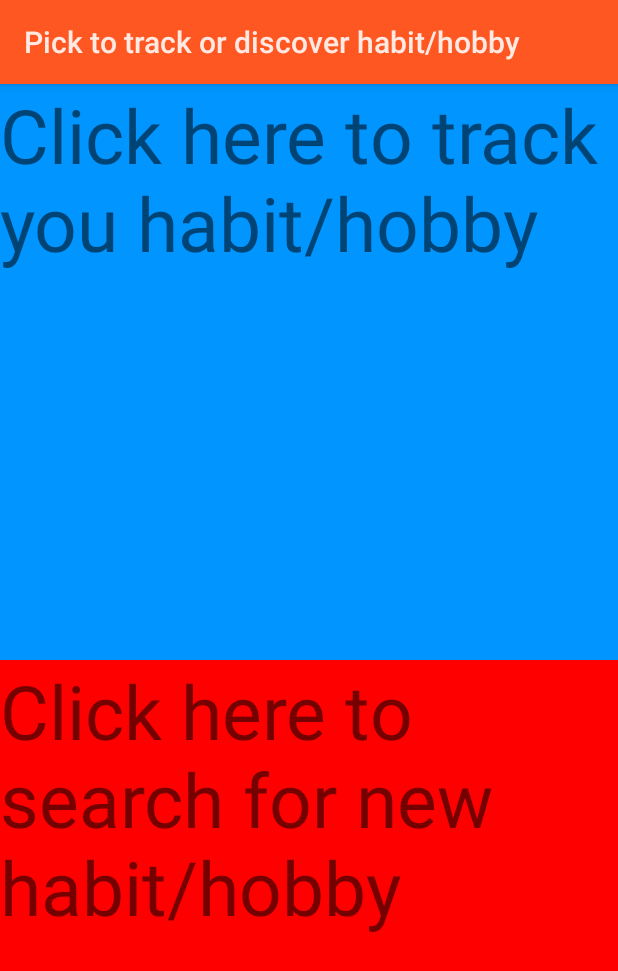
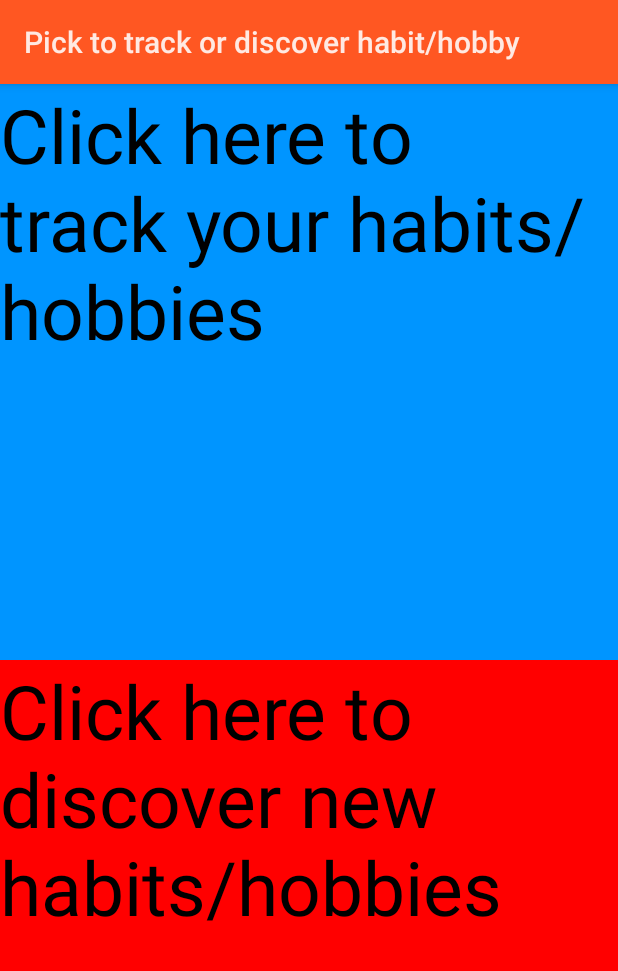
Before and after one commit to Anguy141/CMSC436FinalProject, an Android app: the screen it shows after launch (Homescreen), on a phone screen of 412 x 824 dp. Shown: the top 971 px of the screen. Run offline under Robolectric (Android 15) with nearby library versions, the phone set to English and light mode, and no system bars.

Commit message:
changed font and spelling mistakes

```diff
--- a/Final Project/app/src/main/java/course/examples/ui/listlayout/Homescreen.kt
+++ b/Final Project/app/src/main/java/course/examples/ui/listlayout/Homescreen.kt
@@ -11,7 +11,8 @@ class Homescreen: Activity()  {
         super.onCreate(savedInstanceState)
         setContentView(R.layout.homescreen)
 
-        var mTracker = findViewById<View>(R.id.tracker) as TextView
+        /////////// onClick to start trackerActivity ////////////
+        val mTracker = findViewById<View>(R.id.tracker) as TextView
         mTracker.setOnClickListener {
             val trackerIntent = Intent(
                     this,
@@ -20,7 +21,8 @@ class Homescreen: Activity()  {
             startActivity(trackerIntent)
         }
 
-        var mSearcher = findViewById<View>(R.id.searcher) as TextView
+        /////////// onClick to start searcherActivity ////////////
+        val mSearcher = findViewById<View>(R.id.searcher) as TextView
         mSearcher.setOnClickListener {
             val searcherIntent = Intent(
                     this,
--- a/Final Project/app/src/main/res/layout/hobby_item.xml
+++ b/Final Project/app/src/main/res/layout/hobby_item.xml
@@ -20,7 +20,8 @@
         android:layout_height="wrap_content"
         android:layout_alignParentStart="true"
         android:layout_alignParentEnd="true"
-        android:layout_marginTop="17dp"
+        android:layout_marginTop="20dp"
+        android:textColor="#000000"
         android:layout_below="@+id/titleView" >
     </TextView>
 
--- a/Final Project/app/src/main/res/layout/homescreen.xml
+++ b/Final Project/app/src/main/res/layout/homescreen.xml
@@ -18,6 +18,7 @@
         android:layout_centerHorizontal="true"
         android:textSize="50sp"
         android:background="#0095FF"
+        android:textColor="#000000"
         android:text="@string/track_hobby" />
 
     <TextView
@@ -29,5 +30,6 @@
         android:layout_centerHorizontal="true"
         android:textSize="50sp"
         android:background="#FF0000"
+        android:textColor="#000000"
         android:text="@string/search_hobby" />
 </RelativeLayout>
--- a/Final Project/app/src/main/res/values/strings.xml
+++ b/Final Project/app/src/main/res/values/strings.xml
@@ -6,28 +6,28 @@
     <string name="pick_color">Pick a color for habit/hobby(default is white)</string>
     <string name="add_hobby">Add a new habit/hobby</string>
     <string name="homescreen">Pick to track or discover habit/hobby</string>
-    <string name="search_for_more_hobbies">Search for more hobbies</string>
+    <string name="search_for_more_hobbies">Search for more habits/hobbies</string>
     <string name="title_web_view">Tutorial</string>
     <string name="action_settings">Settings</string>
     <string name="priority_string">Congratulation Message</string>
     <string name="add_new_hobby_string">Add New Hobby/Habit</string>
-    <string name="title_string">Hobby</string>
+    <string name="title_string">Habit/Hobby</string>
     <string name="dialog_title">Warning!!</string>
     <string name="dialog_string">You must fill out all of the text boxes!</string>
     <string name="status_string">Goal</string>
     <string name="goal_string">Enter goal number</string>
     <string name="congratulation_message_string">Enter Congratulations message</string>
     <string name="description_label_string">Description</string>
-    <string name="description_string">Enter description of hobby</string>
+    <string name="description_string">Enter description of habit/hobby</string>
     <string name="cancel_string">Cancel</string>
     <string name="reset_string">Reset</string>
     <string name="delete_string">Delete</string>
     <string name="increment_string">Increment</string>
     <string name="submit_string">Submit</string>
-    <string name="enter_title_string">Enter Hobby</string>
+    <string name="enter_title_string">Enter Habit/Hobby</string>
     <string name="hobby_manager">Track existing habits/hobbies</string>
-    <string name="track_hobby">Click here to track you habit/hobby</string>
-    <string name="search_hobby">Click here to search for new habit/hobby</string>
+    <string name="track_hobby">Click here to track your habits/hobbies</string>
+    <string name="search_hobby">Click here to discover new habits/hobbies</string>
     <string name="Progress_string">You have done %1$d/%2$s of your goal!</string>
     <string name="finished_string">%1$s! You have completed your habit/hobby! press the reset button
         to do it again, or the delete button if you are done!</string>
```
